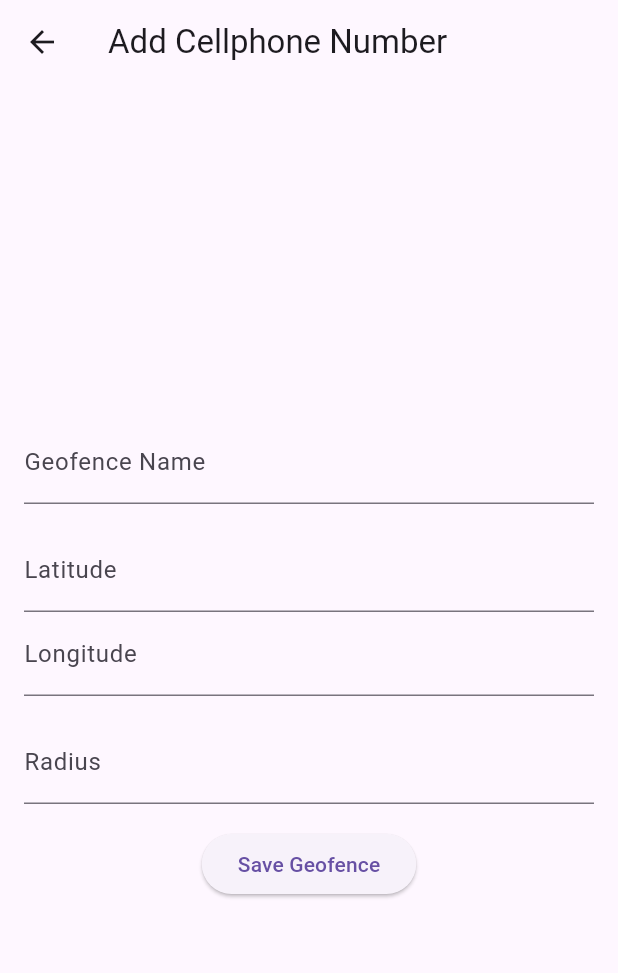
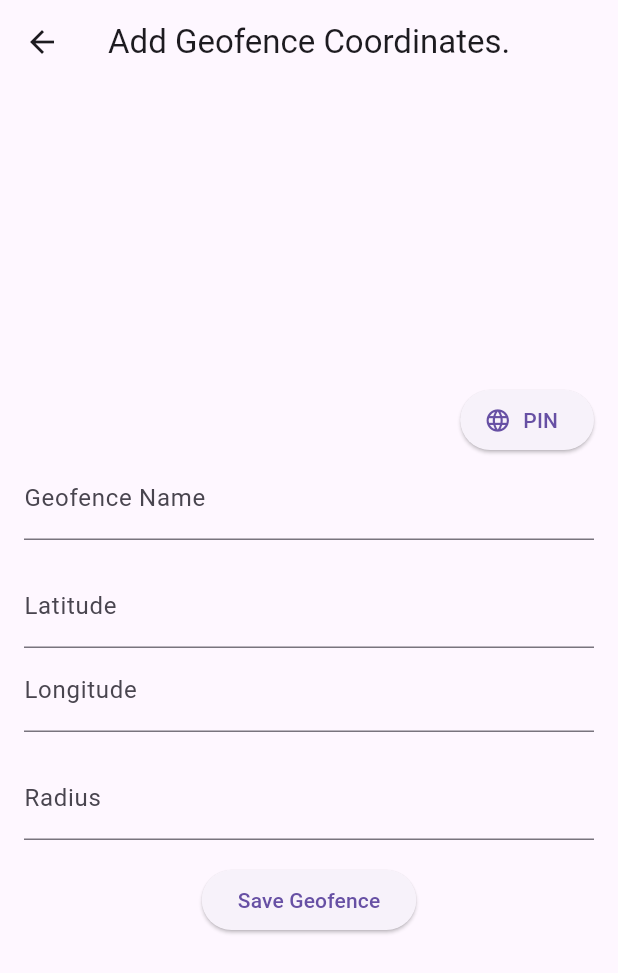
Before and after one commit to stphart/capstone_geofence_crud, a Flutter app: the AddNumberPage screen opened directly, on a phone screen of 412 x 824 dp. Shown: the top 973 px of the screen. Run offline on Flutter 3.47's test engine with Material 3 defaults, Android fonts, the phone set to English and light mode, and no system bars; our stand-ins replace cloud_firestore, firebase_core, google_maps_flutter; accounts and stored records are empty.

Commit message:
second with gps maps

```diff
--- a/lib/add_geofence.dart
+++ b/lib/add_geofence.dart
@@ -3,6 +3,7 @@
 import 'package:flutter/material.dart';
 import 'package:firebase_core/firebase_core.dart';
 import 'package:cloud_firestore/cloud_firestore.dart';
+import 'google_map.dart';
 
 class AddNumberPage extends StatefulWidget {
   @override
@@ -20,13 +21,46 @@ class _AddNumberPageState extends State<AddNumberPage> {
   Widget build(BuildContext context) {
     return Scaffold(
       appBar: AppBar(
-        title: Text('Add Cellphone Number'),
+        title: Text('Add Geofence Coordinates.'),
       ),
       body: Padding(
         padding: const EdgeInsets.all(16.0),
         child: Column(
           mainAxisAlignment: MainAxisAlignment.center,
           children: <Widget>[
+
+
+            ButtonBar(
+              buttonPadding: EdgeInsets.zero,
+              children: <Widget>[
+                /*
+                ElevatedButton.icon(
+                  label: const Text('Edit'),
+                  icon: Icon(
+                    Icons.edit,
+                  ),
+                  //color: Colors.blue,
+                  onPressed: () {},
+                ),*/
+                Padding(
+                  padding: const EdgeInsets.only(left: 10.0),
+                  child: ElevatedButton.icon(
+                    label: const Text('PIN'),
+                    icon: Icon(Icons.language),
+                    //color: Colors.blue,
+                    onPressed: () {
+                    Navigator.of(context).push(
+                      MaterialPageRoute(
+                        builder: (context) => MapScreen(),
+                      ),
+                    );
+                },
+                  ),
+                ),
+              ],
+            ),
+
+
             TextField(
               controller: _geoname,
               decoration: InputDecoration(labelText: 'Geofence Name'),
--- a/pubspec.yaml
+++ b/pubspec.yaml
@@ -30,6 +30,8 @@ environment:
 dependencies:
   flutter:
     sdk: flutter
+  google_maps_flutter: ^2.1.1 # Check for the latest version on pub.dev
+  #flutter_gesture_detector: ^4.0.0
 
 
   # The following adds the Cupertino Icons font to your application.
@@ -54,6 +56,8 @@ dev_dependencies:
 
 # The following section is specific to Flutter packages.
 flutter:
+  assets:
+    - assets/pin_icon.png
 
   # The following line ensures that the Material Icons font is
   # included with your application, so that you can use the icons in
```
Also changed, not shown: lib/google_map.dart (added, +109 -0 lines), assets/pin_icon.png (added), pubspec.lock, 1 other file.
